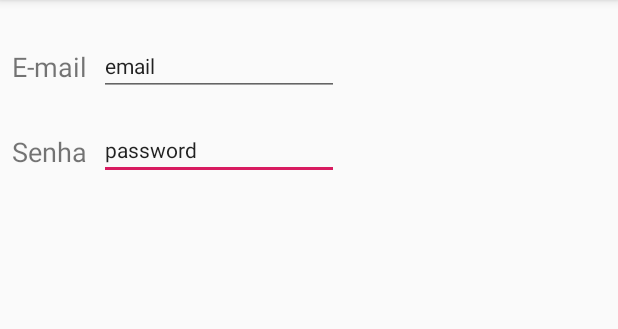
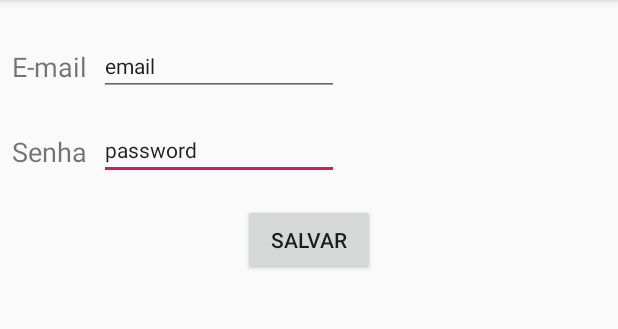
Before and after one commit to mbs8/android-security-best-practices, an Android app: the UserInfoActivity screen opened directly, with no data from a screen before it, on a phone screen of 412 x 824 dp, the part 84-413 px from its top. Run offline under Robolectric (Android 15) with nearby library versions, the phone set to English and light mode, and no system bars.

Commit message:
Implementa a função de salvar ler e escrever num arquivo criptografado informações sensíveis do usuário

```diff
--- a/SecurityApp/app/src/main/res/layout/activity_user_info.xml
+++ b/SecurityApp/app/src/main/res/layout/activity_user_info.xml
@@ -58,4 +58,15 @@
         app:layout_constraintStart_toEndOf="@+id/emailTextView"
         app:layout_constraintTop_toTopOf="parent" />
 
+    <Button
+        android:id="@+id/saveButton"
+        android:layout_width="wrap_content"
+        android:layout_height="wrap_content"
+        android:layout_marginTop="16dp"
+        android:text="Salvar"
+        app:layout_constraintEnd_toEndOf="parent"
+        app:layout_constraintHorizontal_bias="0.5"
+        app:layout_constraintStart_toStartOf="parent"
+        app:layout_constraintTop_toBottomOf="@+id/passwordPlainText" />
+
 </androidx.constraintlayout.widget.ConstraintLayout>
```
Also changed, not shown: SecurityApp/app/src/main/java/com/example/securityapp/UserInfoActivity.kt (+98 -0 lines).
